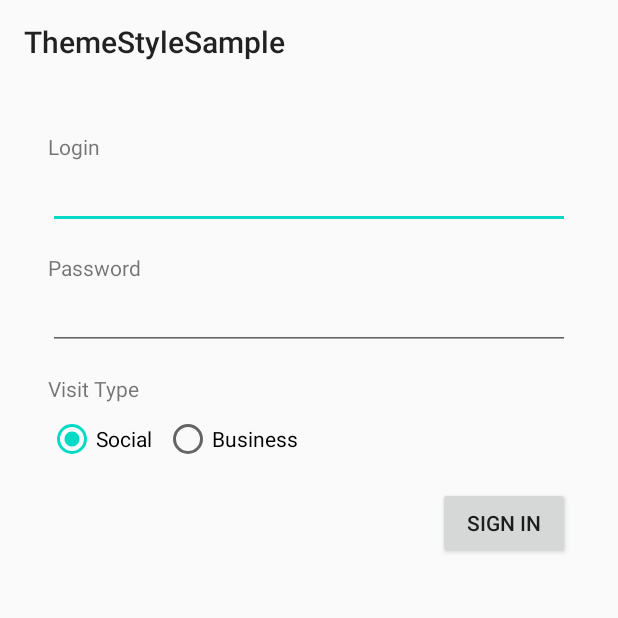
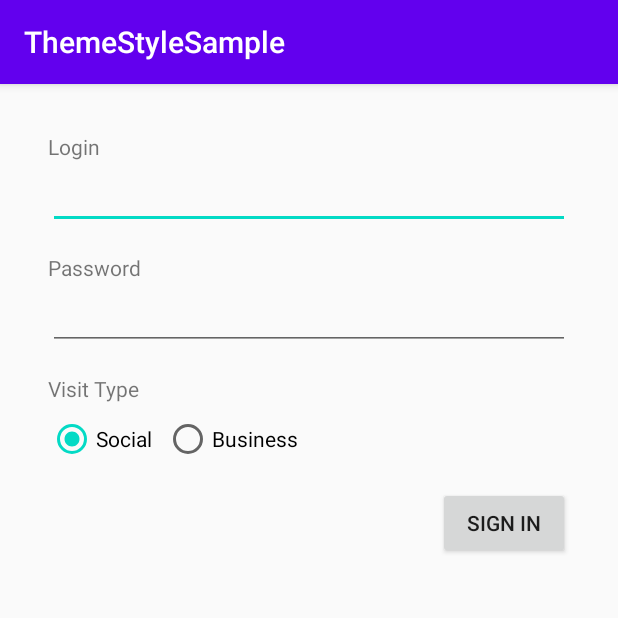
Before and after one commit to AlexeyKatsuro/ThemeStyleSample, an Android app: the screen it shows after launch (MainActivity), on a phone screen of 412 x 824 dp, the top half of it. Run offline under Robolectric (Android 15) with nearby library versions, the phone set to English and light mode, and no system bars.

Commit message:
Style toolbar

```diff
--- a/app/src/main/res/layout/activity_main.xml
+++ b/app/src/main/res/layout/activity_main.xml
@@ -14,9 +14,12 @@
             android:id="@+id/toolbar"
             android:layout_width="match_parent"
             android:layout_height="wrap_content"
+            android:background="@color/colorPrimary"
+            android:elevation="@dimen/elevation_toolbar"
             app:layout_constraintStart_toStartOf="parent"
             app:layout_constraintTop_toTopOf="parent"
-            app:title="@string/app_name" />
+            app:title="@string/app_name"
+            app:titleTextColor="@android:color/white" />
 
         <TextView
             android:id="@+id/text_login"
--- a/app/src/main/res/values/styles.xml
+++ b/app/src/main/res/values/styles.xml
@@ -1,3 +1,4 @@
+<!--res/values/styles.xml-->
 <resources>
     <!-- Base application theme. -->
     <style name="Theme.MyApp" parent="Theme.AppCompat.Light.NoActionBar">
```
